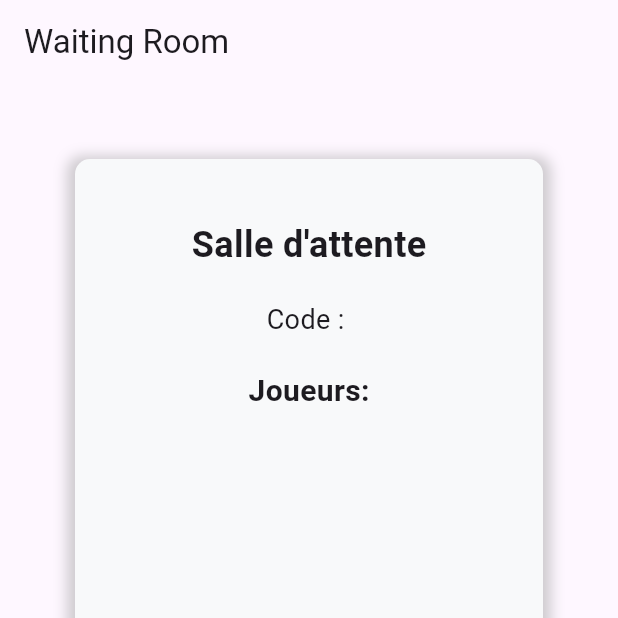
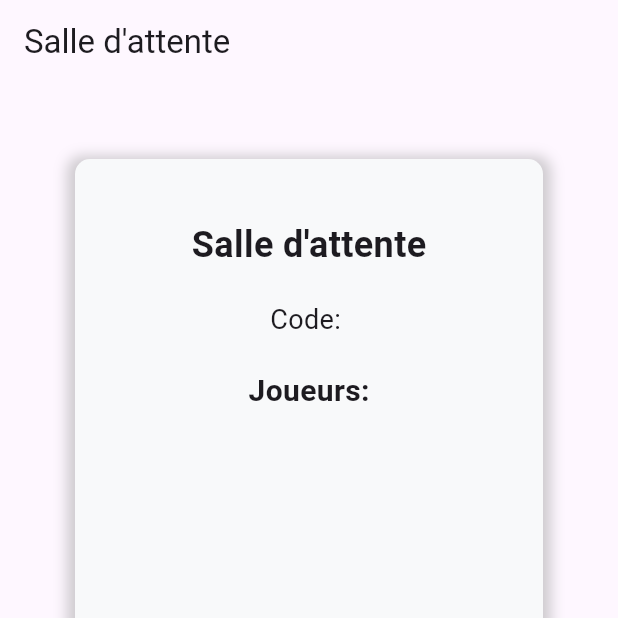
Before and after one commit to ArmanLidder/QuizApp, a Flutter app: the WaitingRoomScreen screen opened directly with empty values, on a phone screen of 412 x 824 dp, the top half of it. Run offline on Flutter 3.47's test engine with Material 3 defaults, Android fonts, the phone set to English and light mode, and no system bars; our stand-ins replace audioplayers, cloud_firestore, firebase_auth, firebase_core, firebase_storage, fl_chart and 7 more; missing offline and left inert: dart:ffi; accounts and stored records are empty; generated files the repository leaves out were written again.

Commit message:
waiting room translated

```diff
--- a/projet/client_leger/polyquiz/lib/pages/waiting_room_screen.dart
+++ b/projet/client_leger/polyquiz/lib/pages/waiting_room_screen.dart
@@ -2,6 +2,7 @@ import 'dart:async';
 import 'package:flutter/material.dart';
 import 'package:polyquiz/services/game_config_service.dart';
 import 'package:polyquiz/services/real_game_service.dart';
+import 'package:polyquiz/services/translationService.dart';
 import 'package:polyquiz/widgets/chat_widgets/chat_popup.dart';
 import 'package:polyquiz/widgets/game_widgets/quit_btn.dart';
 import 'package:polyquiz/widgets/user_widget/smartAvatar.dart';
@@ -34,11 +35,15 @@ class _WaitingRoomScreenState extends State<WaitingRoomScreen> {
   String username = "nothing";
   bool isRoomLocked = false;
   bool isGameStarting = false;
-  String roomState = "La salle est ouverte";
   String? newPlayerName;
   bool showPopup = false;
   WaitingRoomService waitingRoomService = WaitingRoomService();
   RealGameService realGameService = RealGameService();
+  Map get text => TranslationService.instance.text;
+  Map get waitRoomText => text['WAITING_ROOM_PAGE'];
+
+  String get roomState => waitRoomText['ROOM_STATUS'] + " " + roomStateSuffix;
+  String get roomStateSuffix => waitRoomText[isRoomLocked ? 'STATUS_LOCKED' : 'STATUS_UNLOCKED'];
 
   @override
   void initState() {
@@ -93,9 +98,6 @@ class _WaitingRoomScreenState extends State<WaitingRoomScreen> {
   void _toggleRoomLock() {
     setState(() {
       isRoomLocked = !isRoomLocked;
-      roomState = roomState == "La salle est ouverte"
-          ? "La salle est verrouillée"
-          : "La salle est ouverte";
       print(roomState);
     });
     waitingRoomService.toggleRoomLock();
@@ -115,7 +117,7 @@ class _WaitingRoomScreenState extends State<WaitingRoomScreen> {
   Widget build(BuildContext context) {
     return Scaffold(
       appBar: AppBar(
-        title: Text('Waiting Room'),
+        title: Text(waitRoomText['TITLE']),
         automaticallyImplyLeading: false,
       ),
       body: Stack(children: [
@@ -135,10 +137,10 @@ class _WaitingRoomScreenState extends State<WaitingRoomScreen> {
               ]),
           child: Column(
             children: [
-              Text("Salle d'attente",
+              Text(waitRoomText['TITLE'],
                   style: TextStyle(fontWeight: FontWeight.bold, fontSize: 24)),
               SizedBox(height: 20.0),
-              Text('Code : $roomId', style: TextStyle(fontSize: 18)),
+              Text('${waitRoomText['ROOM_CODE']}: $roomId', style: TextStyle(fontSize: 18)),
               if (widget.isHost)
                 SwitchListTile(
                   title: Text(roomState, style: TextStyle(fontSize: 18)),
@@ -153,7 +155,7 @@ class _WaitingRoomScreenState extends State<WaitingRoomScreen> {
                       : null,
                 ),
               SizedBox(height: 20.0),
-              Text('Joueurs:',
+              Text(waitRoomText['PLAYERS_TITLE'],
                   style: TextStyle(fontWeight: FontWeight.bold, fontSize: 20)),
               Expanded(
                 child: AnimatedBuilder(
@@ -208,7 +210,7 @@ class _WaitingRoomScreenState extends State<WaitingRoomScreen> {
                                     waitingRoomService.sendStartSignals();
                                   })
                               : null,
-                      child: Text('Commencer',
+                      child: Text(waitRoomText['START_BUTTON'],
                           style: TextStyle(
                               color: Color.fromRGBO(255, 255, 255, 1),
                               fontSize: 20,
--- a/projet/client_leger/polyquiz/lib/widgets/game_widgets/quit_btn.dart
+++ b/projet/client_leger/polyquiz/lib/widgets/game_widgets/quit_btn.dart
@@ -6,6 +6,7 @@ import 'package:polyquiz/services/host_interface_management_service.dart';
 import 'package:polyquiz/services/game_service.dart';
 import 'package:polyquiz/services/game_interface_management_service.dart';
 import 'package:polyquiz/services/interactive_list_service.dart';
+import 'package:polyquiz/services/translationService.dart';
 
 class QuitBtn extends StatelessWidget {
   final bool isHost;
@@ -63,7 +64,7 @@ class QuitBtn extends StatelessWidget {
         _globalNavigationService.navigateTo('/home');
       },
       child: Text(
-        'Quitter',
+        TranslationService.instance.text['BUTTON']['QUIT'],
         style: TextStyle(color: Color.fromRGBO(255, 255, 255, 1), fontSize: 20),
       ),
       style: TextButton.styleFrom(
```
